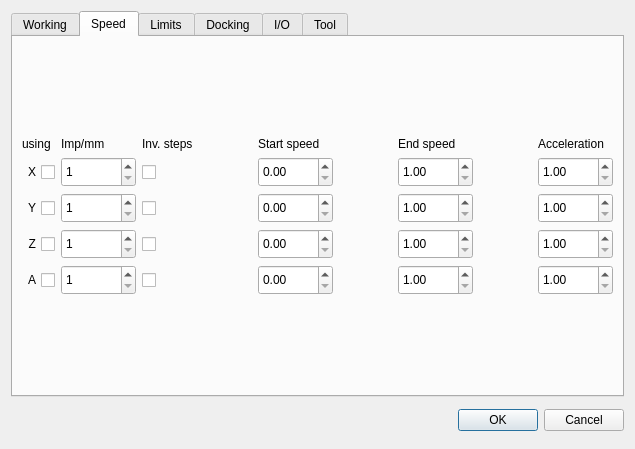
First picture: the form in sources/forms/Settings.ui, repository eduard-x/cnc-qt, before the edit.
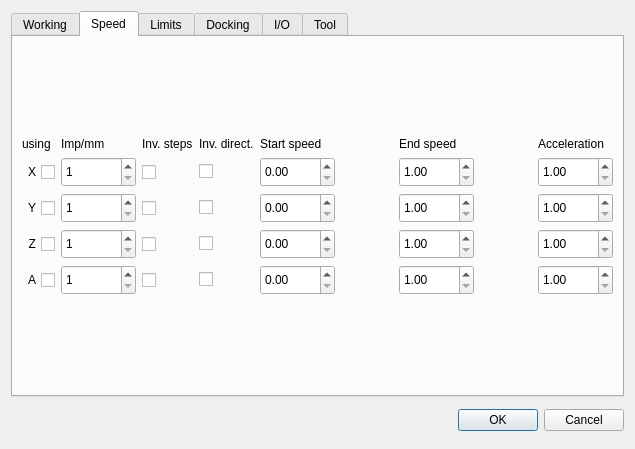
Second picture: the form after the edit. The open tabs and pages were chosen to show the change.

Commit message: line numbers separated from command number, bugfix

Patch:
```diff
--- a/sources/forms/Settings.ui
+++ b/sources/forms/Settings.ui
@@ -181,54 +181,6 @@
             </property>
            </widget>
           </item>
-          <item row="2" column="8">
-           <widget class="QCheckBox" name="checkSwapY">
-            <property name="text">
-             <string/>
-            </property>
-           </widget>
-          </item>
-          <item row="0" column="8">
-           <widget class="QLabel" name="labelSwap">
-            <property name="text">
-             <string>Invert</string>
-            </property>
-           </widget>
-          </item>
-          <item row="1" column="8">
-           <widget class="QCheckBox" name="checkSwapX">
-            <property name="text">
-             <string/>
-            </property>
-           </widget>
-          </item>
-          <item row="3" column="8">
-           <widget class="QCheckBox" name="checkSwapZ">
-            <property name="text">
-             <string/>
-            </property>
-           </widget>
-          </item>
-          <item row="4" column="8">
-           <widget class="QCheckBox" name="checkSwapA">
-            <property name="text">
-             <string/>
-            </property>
-           </widget>
-          </item>
-          <item row="2" column="7">
-           <spacer name="horizontalSpacer_5">
-            <property name="orientation">
-             <enum>Qt::Horizontal</enum>
-            </property>
-            <property name="sizeHint" stdset="0">
-             <size>
-              <width>40</width>
-              <height>20</height>
-             </size>
-            </property>
-           </spacer>
-          </item>
          </layout>
         </widget>
        </item>
@@ -827,19 +779,6 @@
            </property>
           </widget>
          </item>
-         <item row="1" column="4" rowspan="4">
-          <spacer name="horizontalSpacer_4">
-           <property name="orientation">
-            <enum>Qt::Horizontal</enum>
-           </property>
-           <property name="sizeHint" stdset="0">
-            <size>
-             <width>40</width>
-             <height>20</height>
-            </size>
-           </property>
-          </spacer>
-         </item>
          <item row="2" column="0">
           <widget class="QCheckBox" name="checkUseY">
            <property name="layoutDirection">
@@ -877,6 +816,41 @@
            </property>
           </widget>
          </item>
+         <item row="0" column="4">
+          <widget class="QLabel" name="labelSwap">
+           <property name="text">
+            <string>Inv. direct.</string>
+           </property>
+          </widget>
+         </item>
+         <item row="1" column="4">
+          <widget class="QCheckBox" name="checkSwapX">
+           <property name="text">
+            <string/>
+           </property>
+          </widget>
+         </item>
+         <item row="2" column="4">
+          <widget class="QCheckBox" name="checkSwapY">
+           <property name="text">
+            <string/>
+           </property>
+          </widget>
+         </item>
+         <item row="3" column="4">
+          <widget class="QCheckBox" name="checkSwapZ">
+           <property name="text">
+            <string/>
+           </property>
+          </widget>
+         </item>
+         <item row="4" column="4">
+          <widget class="QCheckBox" name="checkSwapA">
+           <property name="text">
+            <string/>
+           </property>
+          </widget>
+         </item>
         </layout>
        </item>
       </layout>
```
Left out of the diff: 2 changed lines with no effect on the pictures. The commit also changes 1 other file.
